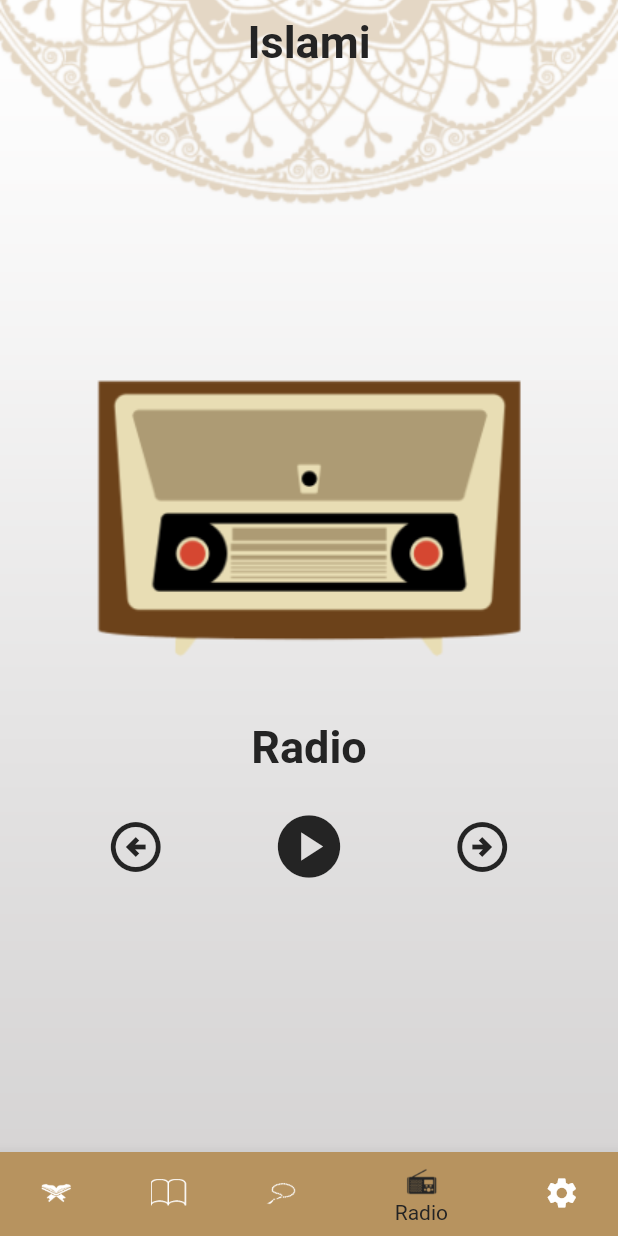
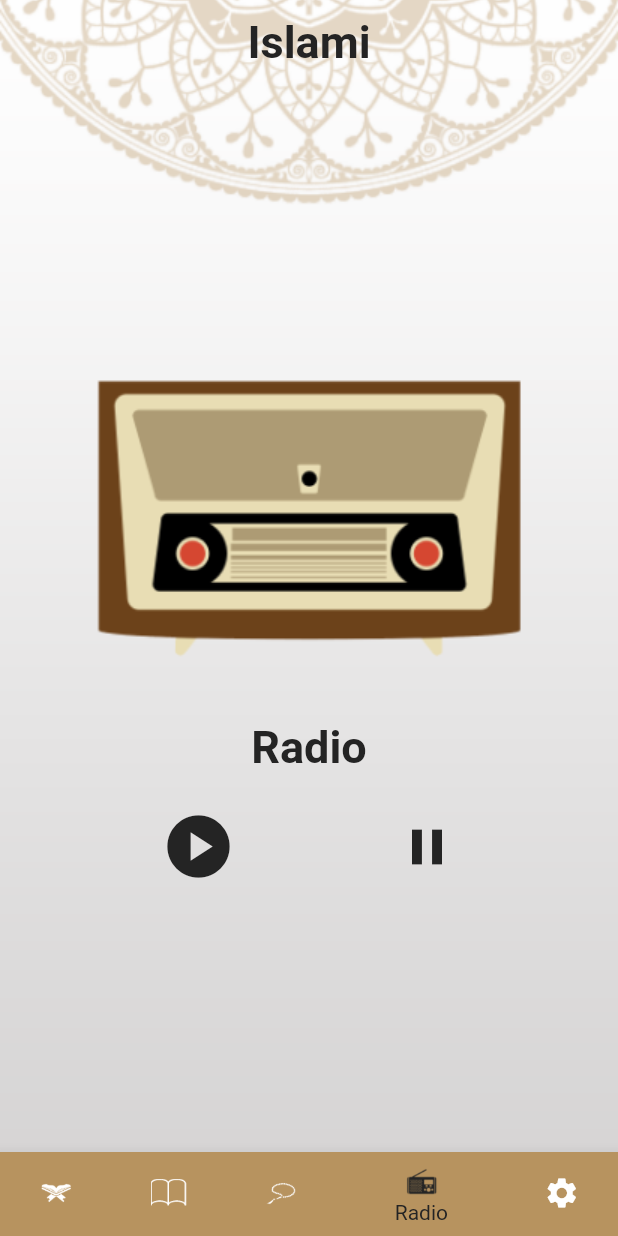
Before and after one commit to MarkMeme/quran-app, a Flutter app: the screen it shows after launch, item 4 of the bottom bar chosen, after a tap on the "play circle" icon, on a phone screen of 412 x 824 dp. Run offline on Flutter 3.47's test engine with Material 2 defaults, Android fonts, the phone set to English and light mode, and no system bars; our stand-ins replace audioplayers, shared_preferences; missing offline and left inert: radio_player; generated files the repository leaves out were written again; statements that could not run were skipped.

Commit message:
radio is finished

```diff
--- a/lib/radio_details/radio_tab.dart
+++ b/lib/radio_details/radio_tab.dart
@@ -1,8 +1,8 @@
 
 import 'package:flutter/material.dart';
 import 'package:flutter_gen/gen_l10n/app_localizations.dart';
-import 'package:flutter_radio_player/flutter_radio_player.dart';
-import 'package:flutter_radio_player/models/frp_source_modal.dart';
+import 'package:radio_player/radio_player.dart';
+
 
 class RadioTab extends StatefulWidget {
 
@@ -12,63 +12,58 @@ class RadioTab extends StatefulWidget {
 }
 
 class _RadioTabState extends State<RadioTab> {
-  final FlutterRadioPlayer _flutterRadioPlayer = FlutterRadioPlayer();
-
-  final FRPSource frpSource = FRPSource(
-    mediaSources: <MediaSources>[
-      MediaSources(
-          url: "http://pavo.prostreaming.net:8052/stream",
-          description: "Stream with ICY",
-          isPrimary: true,
-          title: "Z Fun hundred",
-          isAac: true
-      ),
-      MediaSources(
-          url: "http://209.133.216.3:7018/;stream.mp3",
-          description: "Hiru FM Sri Lanka",
-          isPrimary: false,
-          title: "HiruFM",
-          isAac: false
-      ),
-    ],
-  );
+  final RadioPlayer _radioPlayer = RadioPlayer();
+  bool isPlaying = false;
+  List<String>? metadata;
 
   @override
   void initState() {
     super.initState();
-    _flutterRadioPlayer.initPlayer();
-    _flutterRadioPlayer.addMediaSources(frpSource);
+    initRadioPlayer();
+  }
+  void initRadioPlayer() {
+    _radioPlayer.setChannel(
+      title: 'Radio Player',
+      url: 'https://radio.garden/listen/quran-fm-98-2-idhaet-alqran-alkrym/GQxvGBNK',
+      imagePath: 'assets/cover.jpg',
+    );
+
+    _radioPlayer.stateStream.listen((value) {
+      setState(() {
+        isPlaying = value;
+      });
+    });
+
+    _radioPlayer.metadataStream.listen((value) {
+      setState(() {
+        metadata = value;
+      });
+    });
   }
   @override
   Widget build(BuildContext context) {
-    return Container(
-      child: Column(
+    return Column(
       mainAxisAlignment: MainAxisAlignment.center,
       children: [
         Image.asset('assets/images/radio_image.png'),
         const SizedBox(height: 24,),
         Text(AppLocalizations.of(context)!.radio,style: Theme.of(context).textTheme.headline1,),
-          SizedBox(height: 24,),
+        const SizedBox(height: 24,),
         Row(
           mainAxisAlignment: MainAxisAlignment.spaceEvenly,
           children: [
             InkWell(
-                  onTap: (){},
-                  child: const Icon(Icons.arrow_circle_left_outlined,size: 40,)),
-              InkWell(
                 onTap: (){
-                    _flutterRadioPlayer.play();
-                  },
+                  _radioPlayer.play();                  },
                 child: const Icon(Icons.play_circle,size: 50)),
             InkWell(
                 onTap: (){
-                    _flutterRadioPlayer.pause();
+                  _radioPlayer.pause();
                 },
-                  child: const Icon(Icons.arrow_circle_right_outlined,size: 40)),
+                child: const Icon(Icons.pause,size: 40)),
           ],
         )
       ]
-      ),
     );
   }
 }
--- a/pubspec.yaml
+++ b/pubspec.yaml
@@ -42,7 +42,7 @@ dependencies:
   # Use with the CupertinoIcons class for iOS style icons.
   cupertino_icons: ^1.0.2
   shared_preferences: ^2.0.17
-  flutter_radio_player: ^2.0.0
+  radio_player: ^1.2.1
 
 dev_dependencies:
   flutter_test:
```
Also changed, not shown: pubspec.lock, 1 other file. Lines whose indentation alone changed are shown as unchanged.
